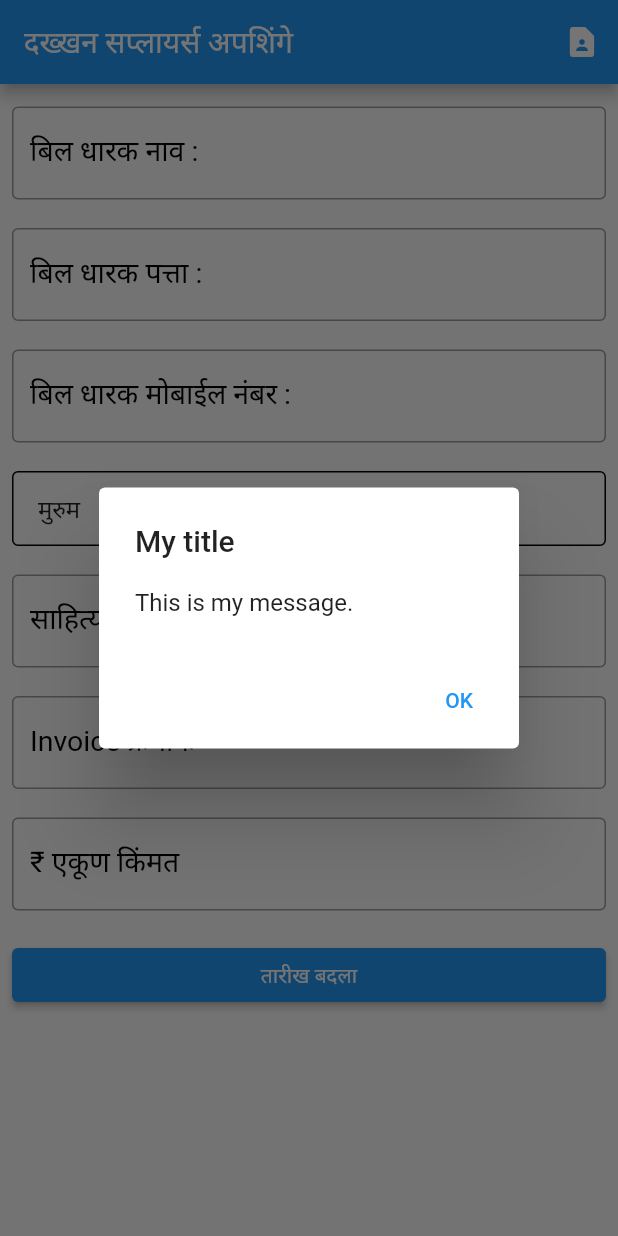
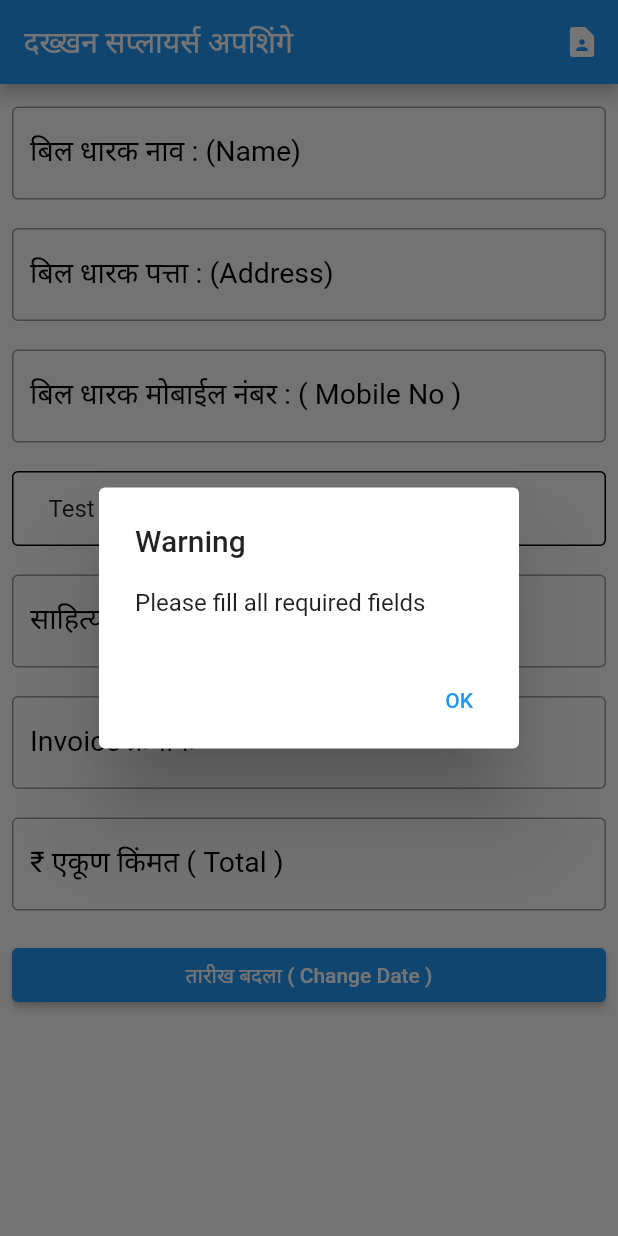
Before and after one commit to SanketsCode/DS-Invoice-Creator, a Flutter app: the screen it shows after launch, after a tap on the "contact page" icon, on a phone screen of 412 x 824 dp. Run offline on Flutter 3.47's test engine with Material 2 defaults, Android fonts, the phone set to English and light mode, and no system bars; our stand-ins replace open_file; missing offline and left inert: dart:ffi, syncfusion_flutter_pdf.

Commit message:
Updated Code with adding and acception details form textfield

```diff
--- a/lib/Pages/Invoice.dart
+++ b/lib/Pages/Invoice.dart
@@ -26,7 +26,7 @@ class _InvoiceState extends State<Invoice> {
   final Bill_content_value = TextEditingController();
   final invoice_no = TextEditingController();
   final Bill_Total_amount = TextEditingController();
-  String Bill_content_name = 'मुरुम';
+  String Bill_content_name = 'Test';
   DateTime _dateTime = DateTime.now();
 
   @override
@@ -41,8 +41,16 @@ class _InvoiceState extends State<Invoice> {
                       if(Bill_user_name.text == '' || Bill_user_address.text == '' || Bill_user_Contact.text == ''  || Bill_content_value.text == null || invoice_no.text == null || Bill_Total_amount == null  ){
                         showAlertDialog(context);
                       }else{
-                        _createPDF(Bill_user_name.text,Bill_user_address.text,Bill_user_Contact.text,Bill_content_name,Bill_content_value.text,invoice_no.text,Bill_Total_amount.text);
+                        _createPDF(Bill_user_name.text,Bill_user_address.text,Bill_user_Contact.text,Bill_content_name,Bill_content_value.text,invoice_no.text,Bill_Total_amount.text,_dateTime);
                       }
+
+                      Bill_user_name.text='';
+                      Bill_user_address.text='';
+                      Bill_user_Contact.text='';
+                      Bill_content_value.text='';
+                      invoice_no.text = '';
+                      Bill_Total_amount.text ='';
+                      Bill_content_name='';
 
 
                     },
@@ -59,7 +67,7 @@ class _InvoiceState extends State<Invoice> {
                     controller: Bill_user_name,
                     decoration: const InputDecoration(
                         hintText: "नाव",
-                        labelText: "बिल धारक नाव :",
+                        labelText: "बिल धारक नाव : (Name)",
                         labelStyle:
                             TextStyle(fontSize: 19, color: Colors.black),
                         border: OutlineInputBorder()),
@@ -72,7 +80,7 @@ class _InvoiceState extends State<Invoice> {
                     controller: Bill_user_address,
                     decoration: const InputDecoration(
                         hintText: "पत्ता",
-                        labelText: "बिल धारक पत्ता :",
+                        labelText: "बिल धारक पत्ता : (Address)",
                         labelStyle:
                             TextStyle(fontSize: 19, color: Colors.black),
                         border: OutlineInputBorder()),
@@ -86,7 +94,7 @@ class _InvoiceState extends State<Invoice> {
                     controller: Bill_user_Contact,
                     decoration: const InputDecoration(
                         hintText: "मोबाईल नंबर",
-                        labelText: "बिल धारक मोबाईल नंबर :",
+                        labelText: "बिल धारक मोबाईल नंबर : ( Mobile No )",
                         labelStyle:
                             TextStyle(fontSize: 19, color: Colors.black),
                         border: OutlineInputBorder()),
@@ -102,7 +110,7 @@ class _InvoiceState extends State<Invoice> {
                         borderRadius: BorderRadius.circular(4)),
                     child: DropdownButton(
                         value: Bill_content_name,
-                        items: <String>['शेणखत', 'मुरुम', 'खडी']
+                        items: <String>['Fertilizer', 'Test', 'Test1']
                             .map<DropdownMenuItem<String>>((String value) {
                           return DropdownMenuItem<String>(
                             value: value,
@@ -128,7 +136,7 @@ class _InvoiceState extends State<Invoice> {
                     controller: Bill_content_value,
                     decoration: const InputDecoration(
                         hintText: "क्रमांक",
-                        labelText: "साहित्य क्रमांक:",
+                        labelText: "साहित्य क्रमांक: (Quantity)",
                         labelStyle:
                             TextStyle(fontSize: 19, color: Colors.black),
                         border: OutlineInputBorder()),
@@ -156,7 +164,7 @@ class _InvoiceState extends State<Invoice> {
                     controller: Bill_Total_amount,
                     decoration: const InputDecoration(
                         hintText: "एकूण किंमत",
-                        labelText: "₹ एकूण किंमत",
+                        labelText: "₹ एकूण किंमत ( Total )",
                         labelStyle:
                         TextStyle(fontSize: 19, color: Colors.black),
                         border: OutlineInputBorder()),
@@ -176,7 +184,7 @@ class _InvoiceState extends State<Invoice> {
                       })
                     });
                   },
-                  child: Text('तारीख बदला'),
+                  child: Text('तारीख बदला ( Change Date )'),
                 ),
                 )
               ],
@@ -197,8 +205,8 @@ showAlertDialog(BuildContext context) {
 
   // set up the AlertDialog
   AlertDialog alert = AlertDialog(
-    title: Text("My title"),
-    content: Text("This is my message."),
+    title: Text("Warning"),
+    content: Text("Please fill all required fields"),
     actions: [
       okButton,
     ],
@@ -213,7 +221,7 @@ showAlertDialog(BuildContext context) {
   );
 }
 
- Future<void> _createPDF(String Bill_user_name ,String Bill_user_address,String Bill_user_Contact,String Bill_content_name,String Bill_content_value,String invoice_no ,String Bill_Total_amount) async{
+ Future<void> _createPDF(String BillUserName ,String BillUserAddress,String BillUserContact,String BillContentName,String BillContentValue,String invoiceNo ,String BillTotalAmount,  DateTime dateTime) async{
   // Create a new PDF document.
    final PdfDocument document = PdfDocument();
    //Add page to the PDF
@@ -225,14 +233,28 @@ showAlertDialog(BuildContext context) {
        bounds: Rect.fromLTWH(0, 0, pageSize.width, pageSize.height),
        pen: PdfPen(PdfColor(142, 170, 219, 255)));
    //Generate PDF grid.
-   final PdfGrid grid = getGrid(Bill_content_name,Bill_content_value,Bill_Total_amount);
+   // final PdfGrid grid = getGrid(BillContentName,BillContentValue,BillTotalAmount);
    //Draw the header section by creating text element
-   final PdfLayoutResult result = drawHeader(page, pageSize, grid);
+   // final PdfLayoutResult result = drawHeader(page, pageSize, grid,BillUserName);
+   //Draw grid
+   // drawGrid(page, grid, result);
+   //Add invoice footer
+   // drawFooter(page, pageSize);
+   //Save the PDF document
+
+
+
+
+   //Draw PDF Text Element
+   final PdfGrid grid = getTheGrid(BillContentName,BillContentValue,BillTotalAmount);
+   final PdfLayoutResult result = drawPDFTextElement(page, pageSize,BillTotalAmount,BillUserName,BillUserAddress,BillUserContact,invoiceNo,dateTime);
+
    //Draw grid
    drawGrid(page, grid, result);
    //Add invoice footer
    drawFooter(page, pageSize);
-   //Save the PDF document
+
+
    final List<int> bytes = document.save();
    //Dispose the document.
    document.dispose();
```
Also changed, not shown: lib/mobile.dart (+99 -53 lines).
